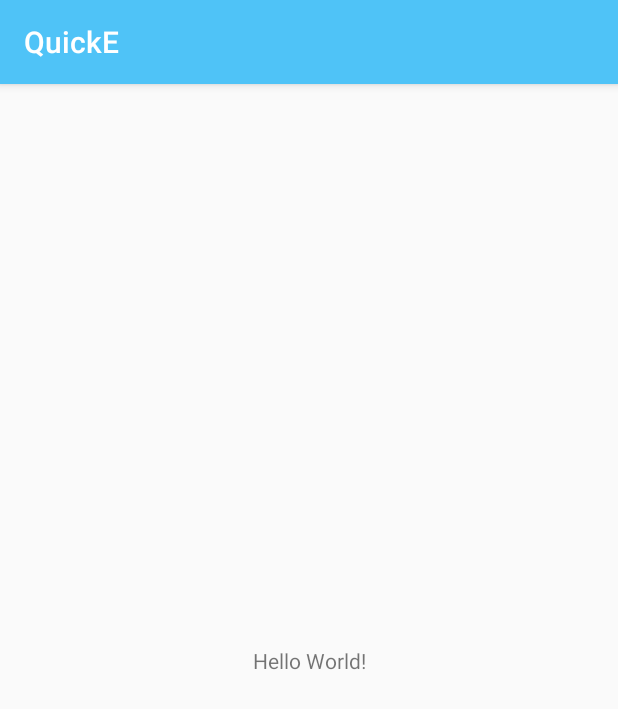
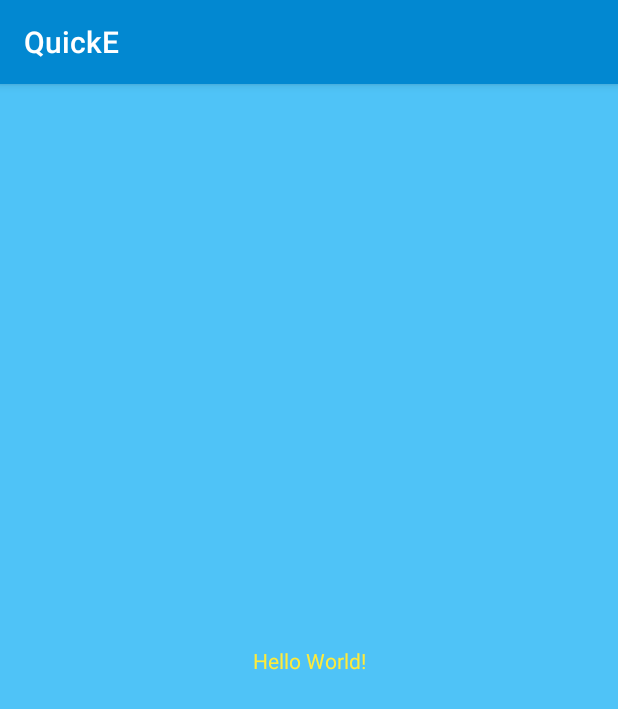
Before and after one commit to itsnotafake/QuickE, an Android app: the screen it shows after launch (MainActivity), on a phone screen of 412 x 824 dp. Shown: the top 709 px of the screen. Run offline under Robolectric (Android 15) with nearby library versions, the phone set to English and light mode, and no system bars.

Commit message:
feat: UI changes

```diff
--- a/QuickEAndroid/app/src/main/res/layout/activity_main.xml
+++ b/QuickEAndroid/app/src/main/res/layout/activity_main.xml
@@ -4,6 +4,7 @@
     xmlns:tools="http://schemas.android.com/tools"
     android:layout_width="match_parent"
     android:layout_height="match_parent"
+    android:background="@color/colorPrimary"
     tools:context="nippledefensecommittee.quicke.MainActivity">
 
     <TextView
--- a/QuickEAndroid/app/src/main/res/values/styles.xml
+++ b/QuickEAndroid/app/src/main/res/values/styles.xml
@@ -2,10 +2,21 @@
 
     <!-- Base application theme. -->
     <style name="AppTheme" parent="Theme.AppCompat.Light.DarkActionBar">
-        <!-- Customize your theme here. -->
         <item name="colorPrimary">@color/colorPrimary</item>
         <item name="colorPrimaryDark">@color/colorPrimaryDark</item>
         <item name="colorAccent">@color/colorAccent</item>
+        <item name="actionBarStyle">@style/MyActionBar</item>
+        <item name="android:textColor">@color/colorAccent</item>
+    </style>
+
+    <style name="MyActionBar" parent="@style/Widget.AppCompat.ActionBar.Solid">
+        <item name="android:titleTextStyle">@style/TitleTextStyle</item>
+        <item name="background">@color/colorPrimaryDark</item>
+        <item name="android:background">@color/colorPrimaryDark</item>
+    </style>
+
+    <style name="TitleTextStyle" parent="@style/TextAppearance.AppCompat.Widget.ActionBar.Title">
+        <item name="android:textColor">#FFEB3B</item>
     </style>
 
 </resources>
```
